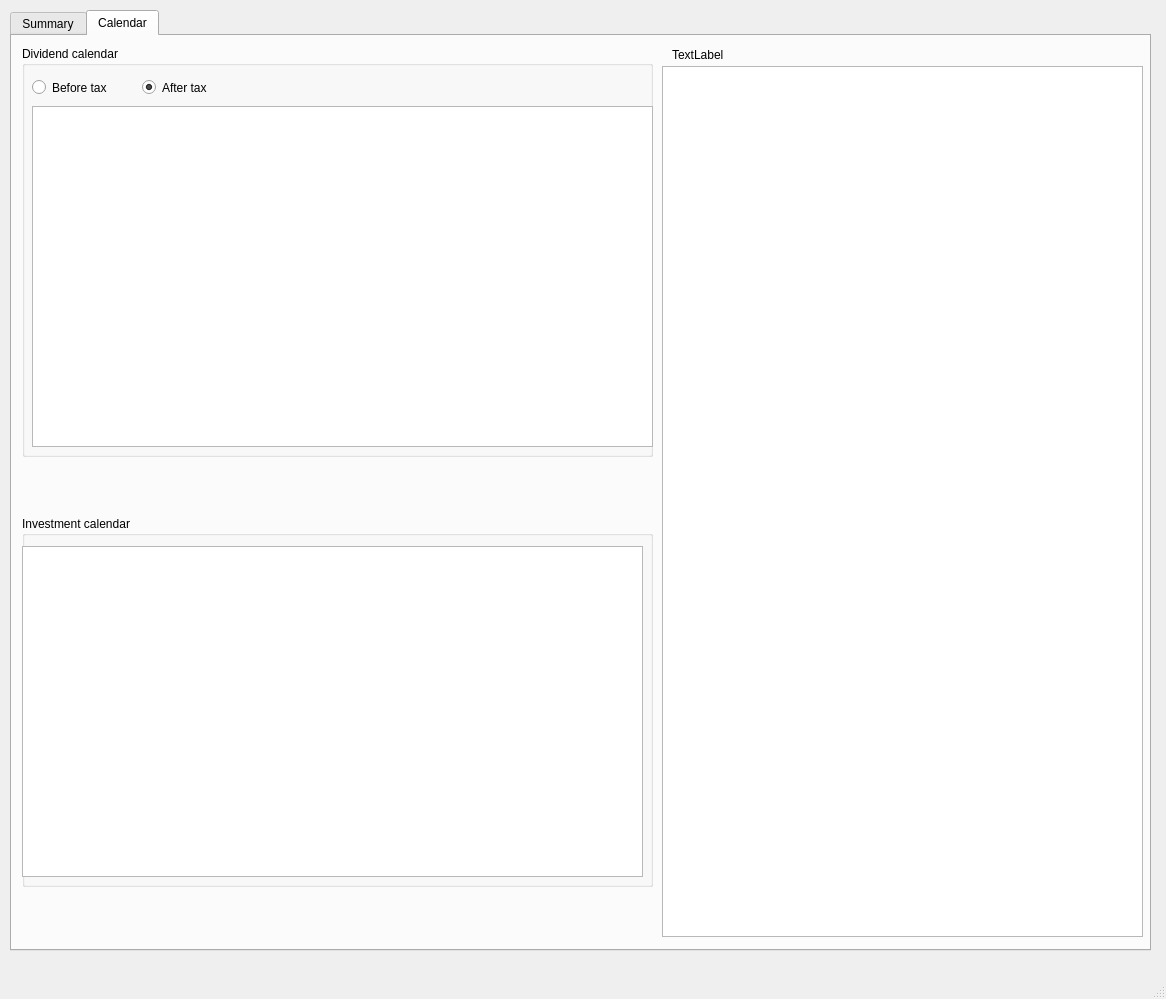
The window that d_gui.ui (neeraavi/aidiv) describes before a commit, drawn with Qt 5.
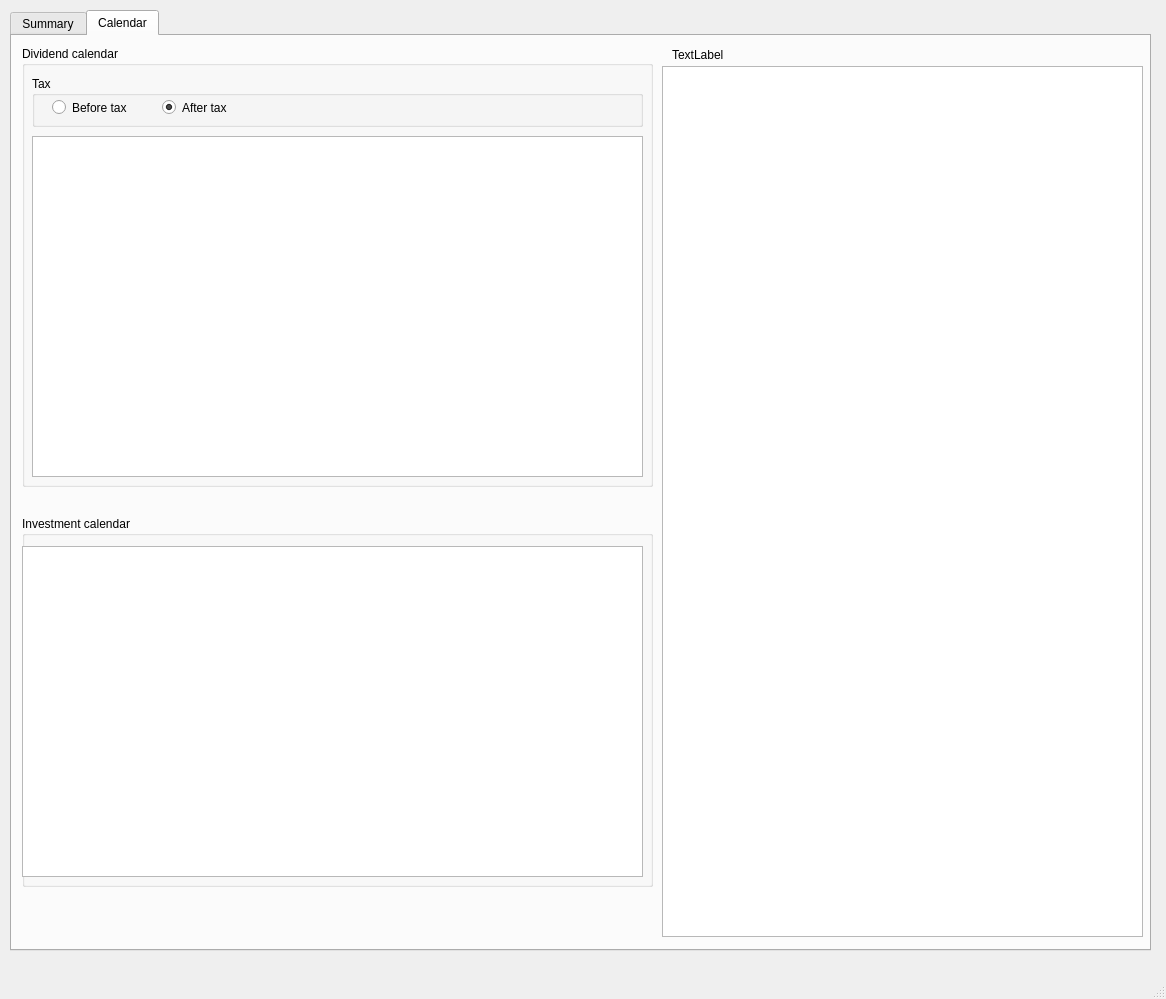
The same window after the commit. The open tabs and pages were chosen to show the change.

Commit message: before/after t

```diff
--- a/d_gui.ui
+++ b/d_gui.ui
@@ -198,47 +198,18 @@
         <x>10</x>
         <y>10</y>
         <width>631</width>
-        <height>411</height>
+        <height>441</height>
        </rect>
       </property>
       <property name="title">
        <string>Dividend calendar</string>
       </property>
-      <widget class="QRadioButton" name="before_tax_radio">
-       <property name="geometry">
-        <rect>
-         <x>10</x>
-         <y>30</y>
-         <width>111</width>
-         <height>23</height>
-        </rect>
-       </property>
-       <property name="text">
-        <string>Before tax</string>
-       </property>
-      </widget>
-      <widget class="QRadioButton" name="after_tax_radio">
-       <property name="geometry">
-        <rect>
-         <x>120</x>
-         <y>30</y>
-         <width>111</width>
-         <height>23</height>
-        </rect>
-       </property>
-       <property name="text">
-        <string>After tax</string>
-       </property>
-       <property name="checked">
-        <bool>true</bool>
-       </property>
-      </widget>
       <widget class="QTableView" name="dividend_calendar">
        <property name="geometry">
         <rect>
          <x>10</x>
-         <y>60</y>
-         <width>621</width>
+         <y>90</y>
+         <width>611</width>
          <height>341</height>
         </rect>
        </property>
@@ -246,6 +217,48 @@
         <enum>QAbstractItemView::SingleSelection</enum>
        </property>
       </widget>
+      <widget class="QGroupBox" name="groupBox_tax">
+       <property name="geometry">
+        <rect>
+         <x>10</x>
+         <y>30</y>
+         <width>611</width>
+         <height>51</height>
+        </rect>
+       </property>
+       <property name="title">
+        <string>Tax</string>
+       </property>
+       <widget class="QRadioButton" name="after_tax_radio">
+        <property name="geometry">
+         <rect>
+          <x>130</x>
+          <y>20</y>
+          <width>111</width>
+          <height>23</height>
+         </rect>
+        </property>
+        <property name="text">
+         <string>After tax</string>
+        </property>
+        <property name="checked">
+         <bool>true</bool>
+        </property>
+       </widget>
+       <widget class="QRadioButton" name="before_tax_radio">
+        <property name="geometry">
+         <rect>
+          <x>20</x>
+          <y>20</y>
+          <width>111</width>
+          <height>23</height>
+         </rect>
+        </property>
+        <property name="text">
+         <string>Before tax</string>
+        </property>
+       </widget>
+      </widget>
      </widget>
      <widget class="QGroupBox" name="groupBox_5">
       <property name="geometry">
```
The commit also changes 3 other files.
